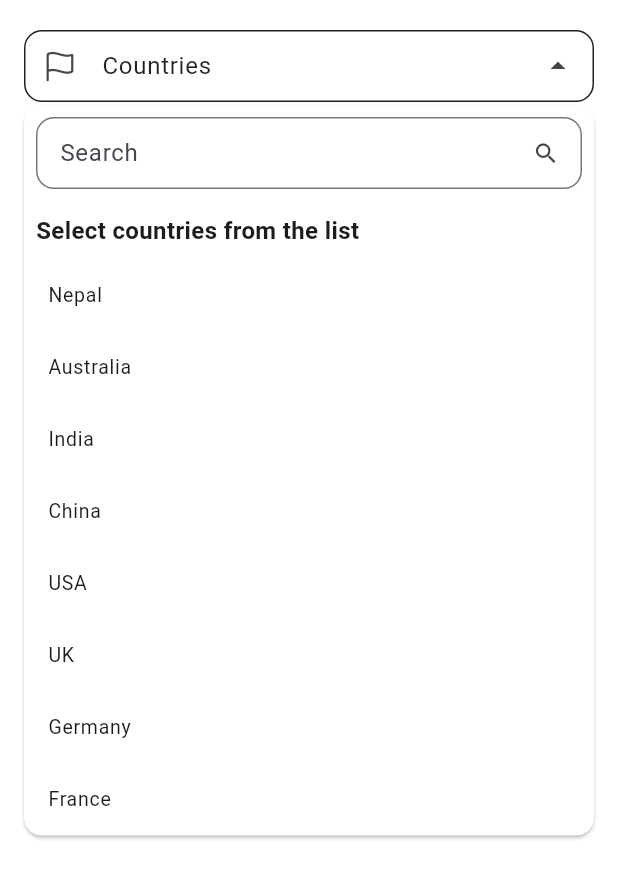
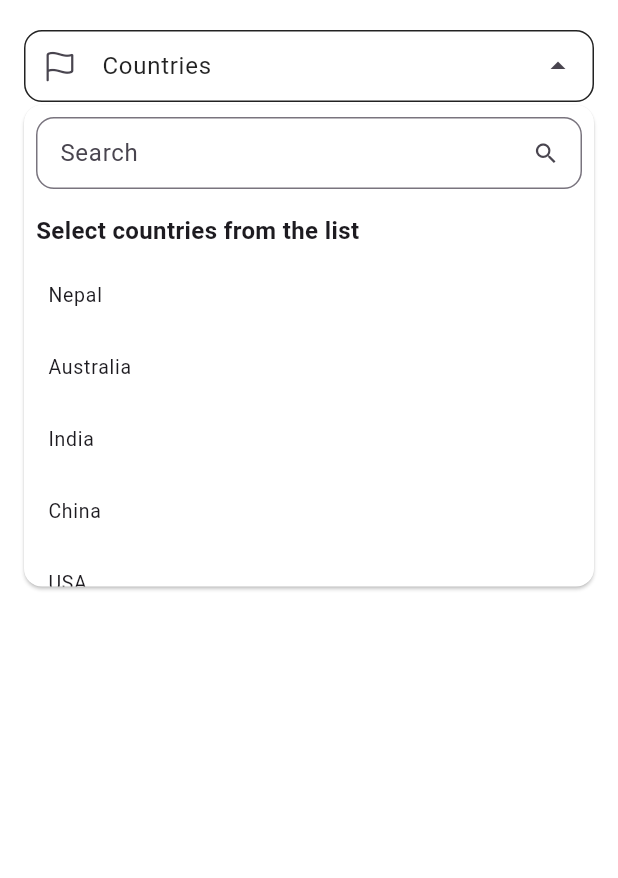
Before and after one commit to oi-narendra/multiselect-dropdown, a Flutter app: the screen it shows after launch, after a tap on "Countries", on a phone screen of 412 x 824 dp. Shown: the top 878 px of the screen. Run offline on Flutter 3.47's test engine with Material 3 defaults, Android fonts, the phone set to English and light mode, and no system bars; our stand-ins replace go_router.

Commit message:
renamed height property to maxHeight

```diff
--- a/example/lib/main.dart
+++ b/example/lib/main.dart
@@ -116,7 +116,7 @@ class _MyHomePageState extends State<MyHomePage> {
                         ),
                         dropdownDecoration: const DropdownDecoration(
                           marginTop: 2,
-                          height: 500,
+                          maxHeight: 500,
                           header: Padding(
                             padding: EdgeInsets.all(8),
                             child: Text(
--- a/lib/src/models/decoration.dart
+++ b/lib/src/models/decoration.dart
@@ -100,7 +100,7 @@ class DropdownDecoration {
   ///
   /// [elevation] is the elevation of the dropdown. The default value is 1.
   ///
-  /// [height] is the height of the dropdown. The default value is 300.
+  /// [maxHeight] is the height of the dropdown. The default value is 300.
   ///
   /// [marginTop] is the margin top of the dropdown. The default value is 0.
   ///
@@ -110,7 +110,7 @@ class DropdownDecoration {
   const DropdownDecoration({
     this.backgroundColor = Colors.white,
     this.elevation = 1,
-    this.height = 300,
+    this.maxHeight = 400,
     this.marginTop = 0,
     this.borderRadius = const BorderRadius.all(Radius.circular(12)),
     this.footer,
@@ -123,8 +123,8 @@ class DropdownDecoration {
   /// The elevation of the dropdown.
   final double elevation;
 
-  /// The height of the dropdown.
-  final double height;
+  /// The maximum height of the dropdown.
+  final double maxHeight;
 
   /// The border radius of the dropdown.
   final BorderRadius borderRadius;
@@ -261,7 +261,7 @@ class ChipDecoration {
     this.padding = const EdgeInsets.symmetric(horizontal: 12, vertical: 4),
     this.border = const Border(),
     this.spacing = 8,
-    this.runSpacing = 8,
+    this.runSpacing = 12,
     this.labelStyle,
     this.borderRadius = const BorderRadius.all(Radius.circular(12)),
     this.wrap = true,
--- a/lib/src/multi_dropdown.dart
+++ b/lib/src/multi_dropdown.dart
@@ -374,7 +374,7 @@ class _MultiDropdownState<T extends Object> extends State<MultiDropdown<T>> {
                 renderBoxSize.height;
 
             final showOnTop =
-                availableHeight < widget.dropdownDecoration.height;
+                availableHeight < widget.dropdownDecoration.maxHeight;
 
             final stack = Stack(
               children: [
@@ -394,6 +394,7 @@ class _MultiDropdownState<T extends Object> extends State<MultiDropdown<T>> {
                   offset: widget.dropdownDecoration.marginTop == 0
                       ? Offset.zero
                       : Offset(0, widget.dropdownDecoration.marginTop),
+                  child: RepaintBoundary(
                     child: _Dropdown<T>(
                       decoration: widget.dropdownDecoration,
                       onItemTap: _handleDropdownItemTap,
@@ -407,6 +408,7 @@ class _MultiDropdownState<T extends Object> extends State<MultiDropdown<T>> {
                       maxSelections: widget.maxSelections,
                       singleSelect: widget.singleSelect,
                       onSearchChange: _dropdownController._setSearchQuery,
+                    ),
                   ),
                 ),
               ],
--- a/lib/src/widgets/dropdown.dart
+++ b/lib/src/widgets/dropdown.dart
@@ -85,8 +85,9 @@ class _Dropdown<T> extends StatelessWidget {
             color: decoration.backgroundColor,
             backgroundBlendMode: BlendMode.dstATop,
           ),
-          constraints: BoxConstraints.loose(
-            Size(width, decoration.height),
+          constraints: BoxConstraints(
+            maxWidth: width,
+            maxHeight: decoration.maxHeight,
           ),
           child: Column(
             mainAxisSize: MainAxisSize.min,
@@ -97,7 +98,8 @@ class _Dropdown<T> extends StatelessWidget {
                   decoration: searchDecoration,
                   onChanged: _onSearchChange,
                 ),
-              if (decoration.header != null) decoration.header!,
+              if (decoration.header != null)
+                Flexible(child: decoration.header!),
               Flexible(
                 child: ListView.separated(
                   separatorBuilder: (_, __) =>
@@ -161,6 +163,7 @@ class _Dropdown<T> extends StatelessWidget {
         autofocus: true,
         enabled: !option.disabled,
         selected: option.selected,
+        visualDensity: VisualDensity.adaptivePlatformDensity,
         focusColor: dropdownItemDecoration.backgroundColor?.withAlpha(100),
         selectedColor: dropdownItemDecoration.selectedTextColor ??
             theme.colorScheme.onSurface,
```
Also changed, not shown: 1 other file. Lines whose indentation alone changed are shown as unchanged.
